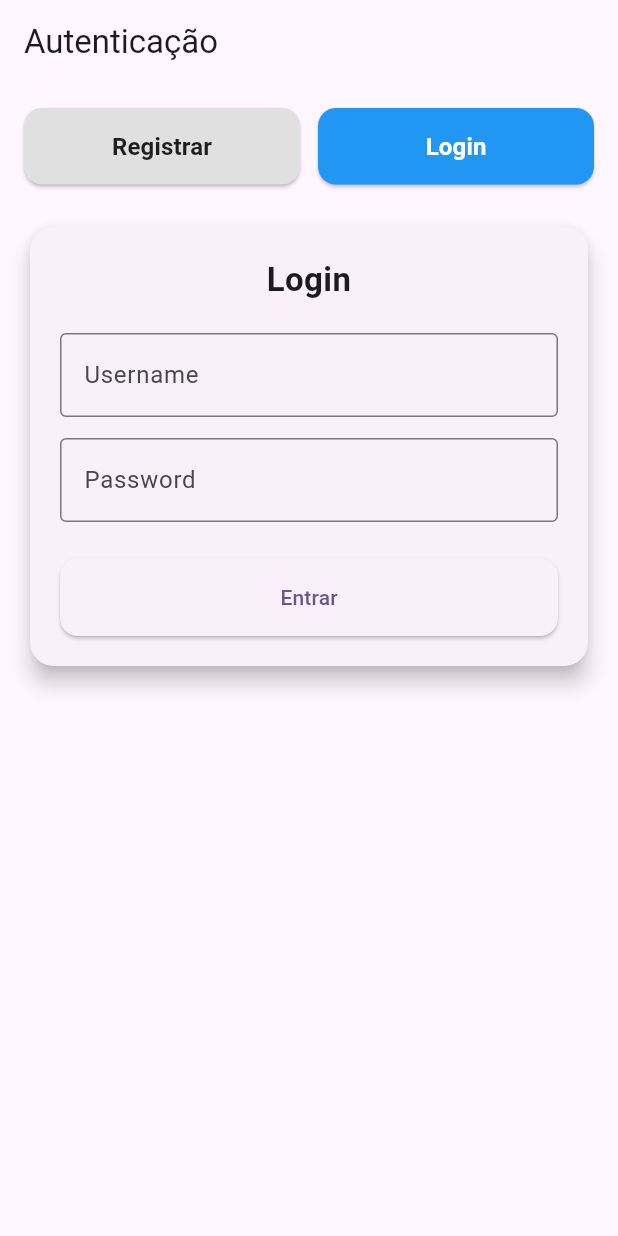
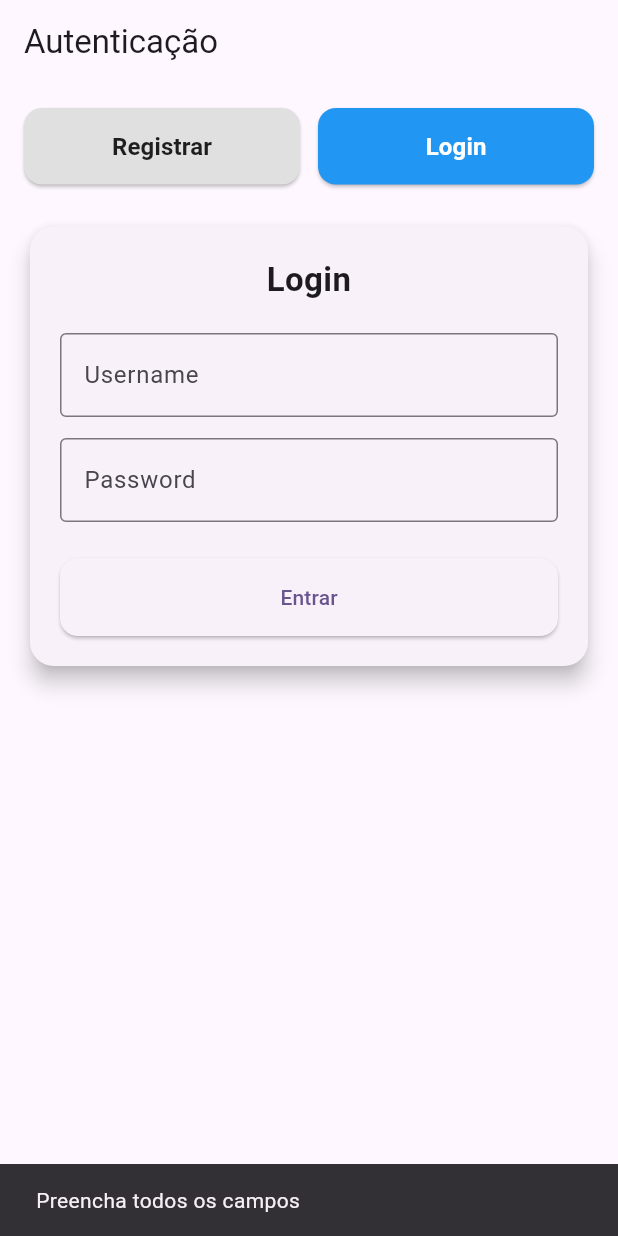
Before and after one commit to MauricioReisdoefer/forumLite-frontend, a Flutter app: the screen it shows after launch, after a tap on "Login", after a tap on "Entrar", on a phone screen of 412 x 824 dp. Run offline on Flutter 3.47's test engine with Material 3 defaults, Android fonts, the phone set to English and light mode, and no system bars; our stand-ins replace equatable, flutter_bloc, flutter_dotenv.

Commit message:
FEAT: Login working with new BLoC

```diff
--- a/lib/screens/auth/auth_screen.dart
+++ b/lib/screens/auth/auth_screen.dart
@@ -3,6 +3,9 @@ import 'package:flutter_bloc/flutter_bloc.dart';
 import 'bloc/register_bloc.dart';
 import 'bloc/register_event.dart';
 import 'bloc/register_state.dart';
+import 'bloc/login_bloc.dart';
+import 'bloc/login_event.dart';
+import 'bloc/login_state.dart';
 
 class AuthScreen extends StatefulWidget {
   const AuthScreen({super.key});
@@ -50,7 +53,6 @@ class _AuthScreenState extends State<AuthScreen> {
             padding: const EdgeInsets.all(16),
             child: Column(
               children: [
-                // Toggle entre Registro e Login
                 Row(
                   mainAxisAlignment: MainAxisAlignment.center,
                   children: [
@@ -191,7 +193,24 @@ class _AuthScreenState extends State<AuthScreen> {
 
   // Card de Login (ainda sem Bloc)
   Widget _buildLoginCard() {
-    return Card(
+    return BlocProvider(
+      create: (_) => LoginBloc(),
+      child: BlocListener<LoginBloc, LoginState>(
+        listener: (context, state) {
+          if (state is LoginSuccess) {
+            ScaffoldMessenger.of(context).showSnackBar(
+              const SnackBar(content: Text("Login bem-sucedido!")),
+            );
+            //""
+            // FUTURELY NAVIGATE TO NEW PAGE
+            //
+          } else if (state is LoginFailure) {
+            ScaffoldMessenger.of(context).showSnackBar(
+              SnackBar(content: Text(state.message)),
+            );
+          }
+        },
+        child: Card(
           shape: RoundedRectangleBorder(borderRadius: BorderRadius.circular(16)),
           elevation: 6,
           child: Padding(
@@ -222,9 +241,17 @@ class _AuthScreenState extends State<AuthScreen> {
                   obscureText: true,
                 ),
                 const SizedBox(height: 24),
-            ElevatedButton(
+                BlocBuilder<LoginBloc, LoginState>(
+                  builder: (context, state) {
+                    if (state is LoginInitial || state is LoginFailure) {
+                      return ElevatedButton(
                         onPressed: () {
-                // Aqui depois tu conecta com LoginBloc
+                          context.read<LoginBloc>().add(
+                                LoginSubmittedEvent(
+                                  username: loginUsernameController.text,
+                                  password: loginPasswordController.text,
+                                ),
+                              );
                         },
                         style: ElevatedButton.styleFrom(
                           padding: const EdgeInsets.symmetric(vertical: 16),
@@ -232,10 +259,22 @@ class _AuthScreenState extends State<AuthScreen> {
                               borderRadius: BorderRadius.circular(12)),
                         ),
                         child: const Text("Entrar"),
+                      );
+                    } else if (state is LoginLoading) {
+                      return const Center(child: CircularProgressIndicator());
+                    } else if (state is LoginSuccess) {
+                      return const Center(child: Text("Login concluído!"));
+                    } else {
+                      return const SizedBox.shrink();
+                    }
+                  },
                 ),
               ],
             ),
           ),
+        ),
+      ),
     );
   }
+
 }
--- /dev/null
+++ b/lib/screens/auth/bloc/login_bloc.dart
@@ -0,0 +1,53 @@
+import 'package:flutter_bloc/flutter_bloc.dart';
+import 'dart:convert';
+import 'package:http/http.dart' as http;
+import 'package:flutter_dotenv/flutter_dotenv.dart';
+import 'login_event.dart';
+import 'login_state.dart';
+
+class LoginBloc extends Bloc<LoginEvent, LoginState> {
+  LoginBloc() : super(const LoginInitial()) {
+    on<LoginSubmittedEvent>(_onLoginSubmitted);
+  }
+
+  Future<void> _onLoginSubmitted(
+    LoginSubmittedEvent event,
+    Emitter<LoginState> emit,
+  ) async {
+    emit(const LoginLoading());
+
+    try {
+      if (event.username.isEmpty || event.password.isEmpty) {
+        emit(const LoginFailure("Preencha todos os campos"));
+        return;
+      }
+
+      final apiUrl = dotenv.env['API_URL'];
+      if (apiUrl == null) {
+        emit(const LoginFailure("API_URL não configurada"));
+        return;
+      }
+
+      final response = await http.post(
+        Uri.parse("$apiUrl/users/login"),
+        headers: {
+          "Content-Type": "application/json",
+        },
+        body: jsonEncode({
+          "username": event.username,
+          "password": event.password,
+        }),
+      );
+
+      if (response.statusCode == 200) {
+        final data = jsonDecode(response.body);
+        final token = data['token'] ?? "";
+        emit(LoginSuccess(token));
+      } else {
+        emit(LoginFailure("Erro no login: ${response.body}"));
+      }
+    } catch (e) {
+      emit(LoginFailure("Erro inesperado: $e"));
+    }
+  }
+}
--- /dev/null
+++ b/lib/screens/auth/bloc/login_event.dart
@@ -0,0 +1,8 @@
+abstract class LoginEvent {}
+
+class LoginSubmittedEvent extends LoginEvent {
+  final String username;
+  final String password;
+
+  LoginSubmittedEvent({required this.username, required this.password});
+}
--- /dev/null
+++ b/lib/screens/auth/bloc/login_state.dart
@@ -0,0 +1,23 @@
+abstract class LoginState {
+  const LoginState();
+}
+
+class LoginInitial extends LoginState {
+  const LoginInitial();
+}
+
+class LoginLoading extends LoginState {
+  const LoginLoading();
+}
+
+class LoginSuccess extends LoginState {
+  final String token;
+
+  const LoginSuccess(this.token);
+}
+
+class LoginFailure extends LoginState {
+  final String message;
+
+  const LoginFailure(this.message);
+}
```
Lines whose indentation alone changed are shown as unchanged.
